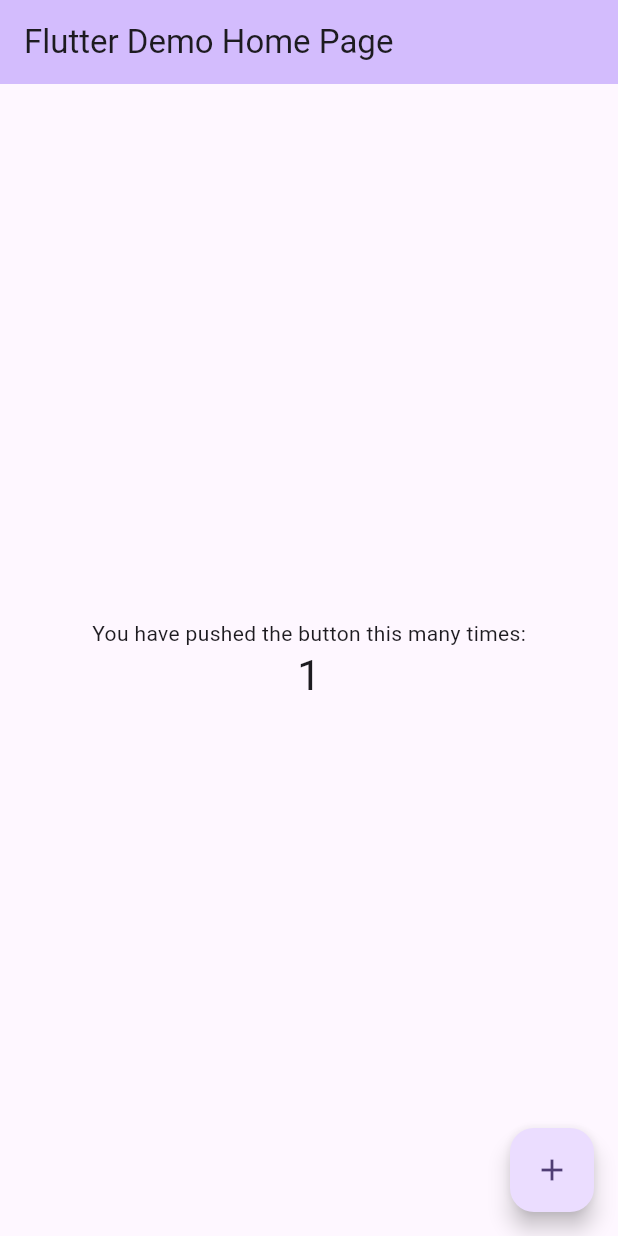
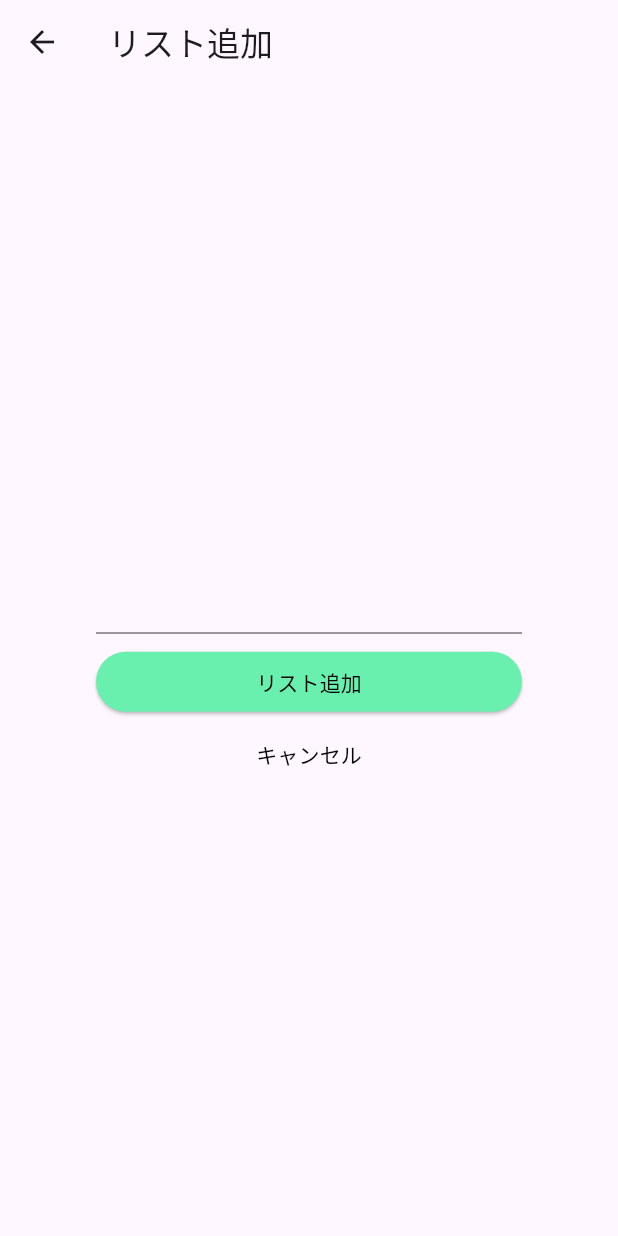
Before and after one commit to Mckee404/flutter-practice, a Flutter app: the screen it shows after launch, after a tap on the "add" icon, on a phone screen of 412 x 824 dp. Run offline on Flutter 3.47's test engine with Material 3 defaults, Android fonts, the phone set to English and light mode, and no system bars.

Commit message:
1st_commit

```diff
--- a/lib/main.dart
+++ b/lib/main.dart
@@ -1,4 +1,10 @@
+//タイトル、説明、タスクの色を選択（カラーピッカー、外部のパッケージ）
+//辞書型,クラス
+
+
 import 'package:flutter/material.dart';
+import 'todo_add_page.dart';
+import 'todo_item.dart';
 
 void main() {
   runApp(const MyApp());
@@ -7,119 +13,59 @@ void main() {
 class MyApp extends StatelessWidget {
   const MyApp({super.key});
 
-  // This widget is the root of your application.
   @override
   Widget build(BuildContext context) {
     return MaterialApp(
-      title: 'Flutter Demo',
+      title: 'ToDoリスト',
       theme: ThemeData(
-        // This is the theme of your application.
-        //
-        // TRY THIS: Try running your application with "flutter run". You'll see
-        // the application has a purple toolbar. Then, without quitting the app,
-        // try changing the seedColor in the colorScheme below to Colors.green
-        // and then invoke "hot reload" (save your changes or press the "hot
-        // reload" button in a Flutter-supported IDE, or press "r" if you used
-        // the command line to start the app).
-        //
-        // Notice that the counter didn't reset back to zero; the application
-        // state is not lost during the reload. To reset the state, use hot
-        // restart instead.
-        //
-        // This works for code too, not just values: Most code changes can be
-        // tested with just a hot reload.
-        colorScheme: ColorScheme.fromSeed(seedColor: Colors.deepPurple),
-        useMaterial3: true,
+        primarySwatch: Colors.green,
       ),
-      home: const MyHomePage(title: 'Flutter Demo Home Page'),
+      home: ToDoListPage(),
     );
   }
 }
 
-class MyHomePage extends StatefulWidget {
-  const MyHomePage({super.key, required this.title});
-
-  // This widget is the home page of your application. It is stateful, meaning
-  // that it has a State object (defined below) that contains fields that affect
-  // how it looks.
-
-  // This class is the configuration for the state. It holds the values (in this
-  // case the title) provided by the parent (in this case the App widget) and
-  // used by the build method of the State. Fields in a Widget subclass are
-  // always marked "final".
-
-  final String title;
-
+class ToDoListPage extends StatefulWidget {
   @override
-  State<MyHomePage> createState() => _MyHomePageState();
+  _ToDoListPageState createState() => _ToDoListPageState();
 }
 
-class _MyHomePageState extends State<MyHomePage> {
-  int _counter = 0;
-
-  void _incrementCounter() {
-    setState(() {
-      // This call to setState tells the Flutter framework that something has
-      // changed in this State, which causes it to rerun the build method below
-      // so that the display can reflect the updated values. If we changed
-      // _counter without calling setState(), then the build method would not be
-      // called again, and so nothing would appear to happen.
-      _counter++;
-    });
-  }
+class _ToDoListPageState extends State<ToDoListPage> {
+  List<String> toDoList = [];
 
   @override
   Widget build(BuildContext context) {
-    // This method is rerun every time setState is called, for instance as done
-    // by the _incrementCounter method above.
-    //
-    // The Flutter framework has been optimized to make rerunning build methods
-    // fast, so that you can just rebuild anything that needs updating rather
-    // than having to individually change instances of widgets.
     return Scaffold(
       appBar: AppBar(
-        // TRY THIS: Try changing the color here to a specific color (to
-        // Colors.amber, perhaps?) and trigger a hot reload to see the AppBar
-        // change color while the other colors stay the same.
-        backgroundColor: Theme.of(context).colorScheme.inversePrimary,
-        // Here we take the value from the MyHomePage object that was created by
-        // the App.build method, and use it to set our appbar title.
-        title: Text(widget.title),
+        title: Text('リスト一覧'),
       ),
-      body: Center(
-        // Center is a layout widget. It takes a single child and positions it
-        // in the middle of the parent.
-        child: Column(
-          // Column is also a layout widget. It takes a list of children and
-          // arranges them vertically. By default, it sizes itself to fit its
-          // children horizontally, and tries to be as tall as its parent.
-          //
-          // Column has various properties to control how it sizes itself and
-          // how it positions its children. Here we use mainAxisAlignment to
-          // center the children vertically; the main axis here is the vertical
-          // axis because Columns are vertical (the cross axis would be
-          // horizontal).
-          //
-          // TRY THIS: Invoke "debug painting" (choose the "Toggle Debug Paint"
-          // action in the IDE, or press "p" in the console), to see the
-          // wireframe for each widget.
-          mainAxisAlignment: MainAxisAlignment.center,
-          children: <Widget>[
-            const Text(
-              'You have pushed the button this many times:',
-            ),
-            Text(
-              '$_counter',
-              style: Theme.of(context).textTheme.headlineMedium,
-            ),
-          ],
-        ),
+      body: ListView.builder(
+        itemCount: toDoList.length,
+        itemBuilder: (context, index) {
+          return ToDoItem(
+              item: toDoList[index],
+              onDelete: () {
+                setState(() {
+                  toDoList.removeAt(index);
+                });
+              });
+        },
       ),
       floatingActionButton: FloatingActionButton(
-        onPressed: _incrementCounter,
-        tooltip: 'Increment',
-        child: const Icon(Icons.add),
-      ), // This trailing comma makes auto-formatting nicer for build methods.
+        onPressed: () async {
+          final newListText = await Navigator.of(context).push(
+            MaterialPageRoute(builder: (context) {
+              return ToDoAddPage();
+            }),
+          );
+          if (newListText != null) {
+            setState(() {
+              toDoList.add(newListText);
+            });
+          }
+        },
+        child: Icon(Icons.add),
+      ),
     );
   }
 }
--- /dev/null
+++ b/lib/todo_add_page.dart
@@ -0,0 +1,68 @@
+import 'package:flutter/material.dart';
+
+class ToDoAddPage extends StatefulWidget {
+  @override
+  _ToDoAddPageState createState() => _ToDoAddPageState();
+}
+
+class _ToDoAddPageState extends State<ToDoAddPage> {
+  String _text = '';
+
+  @override
+  Widget build(BuildContext context) {
+    return Scaffold(
+      appBar: AppBar(
+        title: Text('リスト追加'),
+      ),
+      body: Container(
+        padding: EdgeInsets.all(64),
+        child: Column(
+          mainAxisAlignment: MainAxisAlignment.center,
+          children: <Widget>[
+            Text(
+              _text,
+              style: TextStyle(color: Colors.black),
+            ),
+            TextField(
+              onChanged: (String value) {
+                setState(() {
+                  _text = value;
+                });
+              },
+            ),
+            const SizedBox(
+              height: 8,
+            ),
+            Container(
+              width: double.infinity,
+              child: ElevatedButton(
+                style: ButtonStyle(
+                    backgroundColor:
+                        MaterialStatePropertyAll(Colors.greenAccent)),
+                onPressed: () {
+                  Navigator.of(context).pop(_text);
+                },
+                child: Text(
+                  'リスト追加',
+                  style: TextStyle(color: Colors.black),
+                ),
+              ),
+            ),
+            Container(
+              width: double.infinity,
+              child: TextButton(
+                child: Text(
+                  'キャンセル',
+                  style: TextStyle(color: Colors.black),
+                ),
+                onPressed: () {
+                  Navigator.of(context).pop();
+                },
+              ),
+            )
+          ],
+        ),
+      ),
+    );
+  }
+}
```
Also changed, not shown: lib/todo_item.dart (added, +21 -0 lines).
